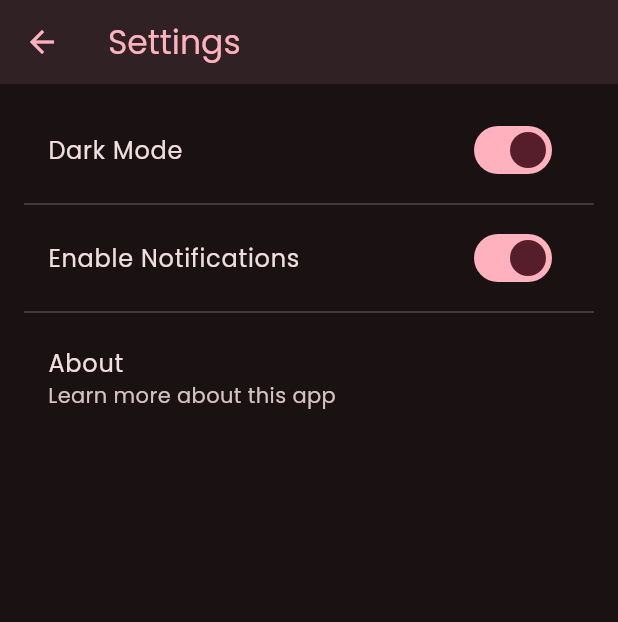
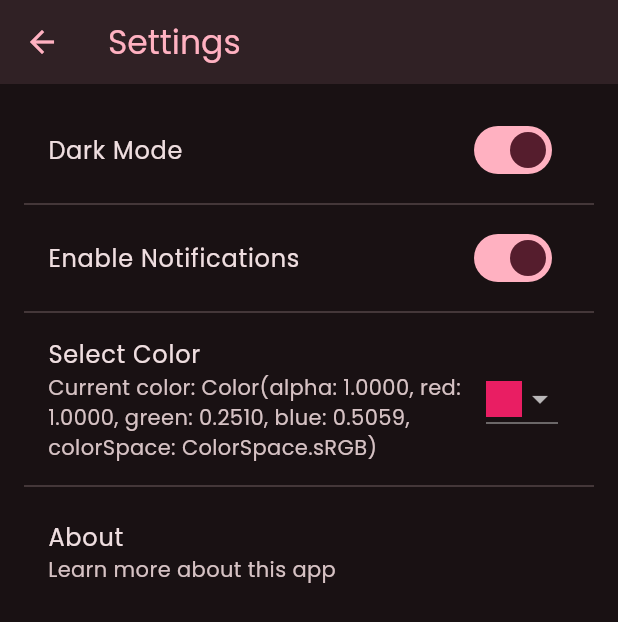
Before and after one commit to ahmed-wael2002/hedieaty-20P3343, a Flutter app: the SettingsPage screen opened directly, after a tap on "Dark Mode", on a phone screen of 412 x 824 dp. Shown: the top 622 px of the screen. Run offline on Flutter 3.47's test engine with Material 3 defaults, Android fonts, the phone set to English and light mode, and no system bars; our stand-ins replace cloud_firestore, dio, firebase_auth, firebase_core, firebase_messaging, flashy_tab_bar2 and 10 more; missing offline and left inert: fluttercontactpicker; accounts and stored records are empty.

Commit message:
Fixed gifts and added app colors in settings

```diff
--- a/lib/configs/theme/theme.dart
+++ b/lib/configs/theme/theme.dart
@@ -1,13 +1,16 @@
 import 'package:flutter/material.dart';
 import 'package:google_fonts/google_fonts.dart';
 
-class CustomTheme{
-  static const colorSeed = Colors.pink;
+class CustomTheme {
+  static const Color defaultColor = Colors.pink; // Default color seed
 
-  static final _lightColorScheme = ColorScheme.fromSeed(seedColor: colorSeed, brightness: Brightness.light);
-  static final _darkColorScheme = ColorScheme.fromSeed(seedColor: colorSeed, brightness: Brightness.dark);
+  // Method to generate a ColorScheme from a given seed color
+  static ColorScheme _getColorScheme(Color color, Brightness brightness) {
+    return ColorScheme.fromSeed(seedColor: color, brightness: brightness);
+  }
 
-   AppBarTheme _getAppBarTheme (ColorScheme colorScheme){
+  // Method to generate AppBar theme based on ColorScheme
+  AppBarTheme _getAppBarTheme(ColorScheme colorScheme) {
     return AppBarTheme(
       elevation: 5,
       backgroundColor: colorScheme.surface,
@@ -15,8 +18,10 @@ class CustomTheme{
     );
   }
 
+  // Google Fonts for consistency
   static final _fontFamily = GoogleFonts.poppins().fontFamily;
 
+  // Primary button style
   static final buttonPrimary = ElevatedButton.styleFrom(
     minimumSize: const Size(327, 50),
     elevation: 0,
@@ -27,6 +32,7 @@ class CustomTheme{
     ),
   );
 
+  // Input Decoration theme
   static final _inputDecorationTheme = InputDecorationTheme(
     filled: true,
     fillColor: Colors.grey.shade200, // Background for text fields
@@ -42,17 +48,17 @@ class CustomTheme{
       borderRadius: BorderRadius.circular(8.0),
       borderSide: BorderSide.none,
     ),
-     // labelStyle: TextStyle(color: colorScheme.onSurface),
     floatingLabelBehavior: FloatingLabelBehavior.never,
-     // hintStyle: TextStyle(color: colorScheme.onSurface.withOpacity(0.6)),
     contentPadding: const EdgeInsets.symmetric(horizontal: 16, vertical: 12),
   );
 
-   ThemeData lightThemeData(BuildContext context) {
+  // Method to generate the light theme with dynamic color
+  ThemeData lightThemeData(BuildContext context, Color color) {
+    final lightColorScheme = _getColorScheme(color, Brightness.light); // Generate light theme color scheme
     return ThemeData(
-       colorScheme: _lightColorScheme, // Generates a ColorScheme
-       appBarTheme: _getAppBarTheme(_lightColorScheme),
-       scaffoldBackgroundColor: _lightColorScheme.surface,
+      colorScheme: lightColorScheme, // Generates a ColorScheme
+      appBarTheme: _getAppBarTheme(lightColorScheme),
+      scaffoldBackgroundColor: lightColorScheme.surface,
       fontFamily: _fontFamily,
       inputDecorationTheme: _inputDecorationTheme,
       elevatedButtonTheme: ElevatedButtonThemeData(style: buttonPrimary),
@@ -60,11 +66,13 @@ class CustomTheme{
     );
   }
 
-   ThemeData darkThemeData() {
+  // Method to generate the dark theme with dynamic color
+  ThemeData darkThemeData(Color color) {
+    final darkColorScheme = _getColorScheme(color, Brightness.dark); // Generate dark theme color scheme
     return ThemeData(
-       colorScheme: _darkColorScheme,
-       appBarTheme: _getAppBarTheme(_darkColorScheme),
-       scaffoldBackgroundColor: _darkColorScheme.surface,
+      colorScheme: darkColorScheme,
+      appBarTheme: _getAppBarTheme(darkColorScheme),
+      scaffoldBackgroundColor: darkColorScheme.surface,
       fontFamily: _fontFamily,
       inputDecorationTheme: _inputDecorationTheme.copyWith(
         fillColor: Colors.grey.shade800, // Adjust text field background for dark theme
@@ -73,6 +81,4 @@ class CustomTheme{
       useMaterial3: true,
     );
   }
-
-
 }
--- a/lib/features/homepage/presentation/pages/home_page.dart
+++ b/lib/features/homepage/presentation/pages/home_page.dart
@@ -66,8 +66,8 @@ class MyHomePage extends StatelessWidget {
               height: 100,
               springAnimationDurationInMilliseconds: 1000,
               // color: Theme.of(context).colorScheme.primary,
-              color: Theme.of(context).colorScheme.surface,
-              // backgroundColor: Theme.of(context).colorScheme.primary,
+              color: Theme.of(context).colorScheme.primary,
+              backgroundColor: Theme.of(context).colorScheme.surface,
               onRefresh: () async {
                 userProvider.setUser(authProvider.uid);
                 // await Future.delayed(const Duration(seconds: 1));
--- a/lib/features/settings/presentation/pages/settings_page.dart
+++ b/lib/features/settings/presentation/pages/settings_page.dart
@@ -1,6 +1,6 @@
 import 'package:flutter/material.dart';
 import 'package:provider/provider.dart';
-// import '../../../../common/shared_preferences/shared_preferences_singleton.dart';
+
 import '../state_management/settings_provider.dart';
 
 class SettingsPage extends StatelessWidget {
@@ -38,6 +38,41 @@ class SettingsPage extends StatelessWidget {
             ),
             const Divider(),
 
+            // Color Selector Dropdown
+            ListTile(
+              title: const Text('Select Color'),
+              subtitle: Text('Current color: ${settingsProvider.selectedColor}'),
+              trailing: DropdownButton<String>(
+                value: settingsProvider.selectedColorHex, // Use the getter for color hex
+                onChanged: (String? newColorHex) {
+                  if (newColorHex != null) {
+                    // Convert the selected hex back to a Color
+                    Color newColor = Color(int.parse('0xFF$newColorHex'));
+                    settingsProvider.changeSelectedColor(newColor); // Update selected color
+                  }
+                },
+                items: [
+                  DropdownMenuItem<String>(
+                    value: 'FF4081', // Hex color value for pink
+                    child: Container(width: 24, height: 24, color: Colors.pink),
+                  ),
+                  DropdownMenuItem<String>(
+                    value: '4CAF50', // Hex color value for green
+                    child: Container(width: 24, height: 24, color: Colors.green),
+                  ),
+                  DropdownMenuItem<String>(
+                    value: '2196F3', // Hex color value for blue
+                    child: Container(width: 24, height: 24, color: Colors.blue),
+                  ),
+                  DropdownMenuItem<String>(
+                    value: '9C27B0', // Hex color value for purple
+                    child: Container(width: 24, height: 24, color: Colors.purple),
+                  ),
+                ],
+              ),
+            ),
+            const Divider(),
+
             // About Section
             ListTile(
               title: const Text('About'),
--- a/lib/features/settings/presentation/state_management/settings_provider.dart
+++ b/lib/features/settings/presentation/state_management/settings_provider.dart
@@ -1,43 +1,57 @@
 import 'package:flutter/material.dart';
-import 'package:lecture_code/common/shared_preferences/shared_preferences_singleton.dart';
+import 'package:shared_preferences/shared_preferences.dart';
 
 class SettingsProvider extends ChangeNotifier {
-  // State variables to hold settings
   bool _isDarkMode = false;
   bool _notificationsEnabled = true;
+  String _selectedColorHex = 'FF4081'; // Default color is pink
 
+  // Getters
   bool get isDarkMode => _isDarkMode;
   bool get notificationsEnabled => _notificationsEnabled;
+  String get selectedColorHex => _selectedColorHex;
+  Color get selectedColor => Color(int.parse('0xFF$_selectedColorHex'));  // Ensure the color is in the correct format
 
-  // Constructor to load the saved settings when the provider is created
   SettingsProvider() {
-    _loadSettings();
+    _loadSettings(); // Load settings when the provider is created
   }
 
   // Load settings from SharedPreferences
   Future<void> _loadSettings() async {
-    final sharedPrefs = SharedPrefs();
-    _isDarkMode = sharedPrefs.get<bool>('isDarkMode', defaultValue: false) ?? false;
-    _notificationsEnabled = sharedPrefs.get<bool>('notificationsEnabled', defaultValue: true) ?? true;
-    notifyListeners(); // Notify listeners after loading the settings
+    final prefs = await SharedPreferences.getInstance();
+
+    _isDarkMode = prefs.getBool('isDarkMode') ?? false;
+    _notificationsEnabled = prefs.getBool('notificationsEnabled') ?? true;
+    _selectedColorHex = prefs.getString('selectedColorHex') ?? 'FF4081'; // Default pink
+
+    notifyListeners();
   }
 
   // Save settings to SharedPreferences
-  Future<void> _saveSetting(String key, bool value) async {
-    await SharedPrefs().set<bool>(key, value);
+  Future<void> _saveSettings() async {
+    final prefs = await SharedPreferences.getInstance();
+
+    prefs.setBool('isDarkMode', _isDarkMode);
+    prefs.setBool('notificationsEnabled', _notificationsEnabled);
+    prefs.setString('selectedColorHex', _selectedColorHex);
   }
 
-  // Update the dark mode setting and notify listeners
-  Future<void> toggleDarkMode(bool value) async {
+  // Methods to change settings
+  void toggleDarkMode(bool value) {
     _isDarkMode = value;
-    await _saveSetting('isDarkMode', value);
-    notifyListeners(); // Notify listeners when the setting changes
+    _saveSettings();  // Save changes
+    notifyListeners();
   }
 
-  // Update the notifications setting and notify listeners
-  Future<void> toggleNotifications(bool value) async {
+  void toggleNotifications(bool value) {
     _notificationsEnabled = value;
-    await _saveSetting('notificationsEnabled', value);
-    notifyListeners(); // Notify listeners when the setting changes
+    _saveSettings();  // Save changes
+    notifyListeners();
+  }
+
+  void changeSelectedColor(Color color) {
+    _selectedColorHex = color.value.toRadixString(16).substring(2).toUpperCase(); // Extract hex without '0x'
+    _saveSettings();  // Save changes
+    notifyListeners();
   }
 }
--- a/lib/main.dart
+++ b/lib/main.dart
@@ -1,15 +1,16 @@
 import 'package:firebase_core/firebase_core.dart';
 import 'package:flutter/material.dart';
+import 'package:lecture_code/features/notification/data/firebase_messaging/firebase_messaging_api.dart';
 import 'package:provider/provider.dart';
 import 'package:lecture_code/configs/theme/theme.dart';
+import 'common/shared_preferences/shared_preferences_singleton.dart';
 import 'features/auth/presentation/pages/auth_wrapper.dart';
-
-import 'common/shared_preferences/shared_preferences_singleton.dart';
 import 'features/settings/presentation/state_management/settings_provider.dart';
 
 void main() async {
   WidgetsFlutterBinding.ensureInitialized();
   await Firebase.initializeApp();
+  await FirebaseAPI().initNotification();
   // Initialize SharedPreferences
   await SharedPrefs().init();
 
@@ -21,16 +22,25 @@ class MyApp extends StatelessWidget {
 
   @override
   Widget build(BuildContext context) {
-    final customTheme = CustomTheme();
     return ChangeNotifierProvider(
       create: (context) => SettingsProvider(),
       child: Consumer<SettingsProvider>(
         builder: (context, settingsProvider, _) {
+          final customTheme = CustomTheme();
+
+          // Pass the selected color to the light and dark themes
           return MaterialApp(
             title: 'Hedieaty',
-            theme: customTheme.lightThemeData(context),
-            darkTheme: customTheme.darkThemeData(),
-            themeMode: settingsProvider.isDarkMode ? ThemeMode.dark : ThemeMode.light, // Apply theme mode dynamically
+            theme: customTheme.lightThemeData(
+              context,
+              settingsProvider.selectedColor,
+            ),
+            darkTheme: customTheme.darkThemeData(
+              settingsProvider.selectedColor,
+            ),
+            themeMode: settingsProvider.isDarkMode
+                ? ThemeMode.dark
+                : ThemeMode.light, // Apply theme mode dynamically
             debugShowCheckedModeBanner: false,
             home: const AuthWrapper(),
           );
```
Also changed, not shown: lib/features/gifts/presentation/widgets/gift_list_tile.dart (+14 -47 lines), lib/features/gifts/presentation/widgets/gift_list_view.dart (+26 -16 lines), lib/features/homepage/presentation/widgets/drawer_widget.dart (+2 -9 lines). Lines whose indentation alone changed are shown as unchanged.
